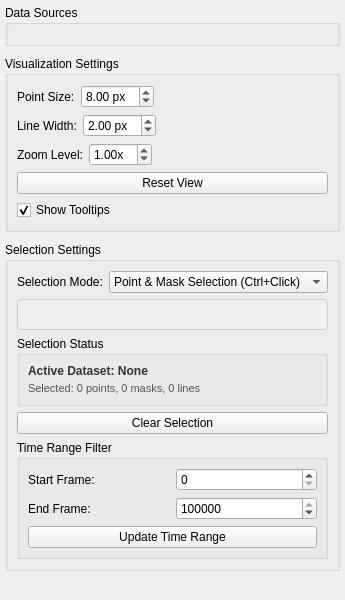
The window that src/WhiskerToolbox/Analysis_Dashboard/Widgets/SpatialOverlayPlotWidget/SpatialOverlayPlotPropertiesWidget.ui (paulmthompson/WhiskerToolbox) describes before a commit, drawn with Qt 5.
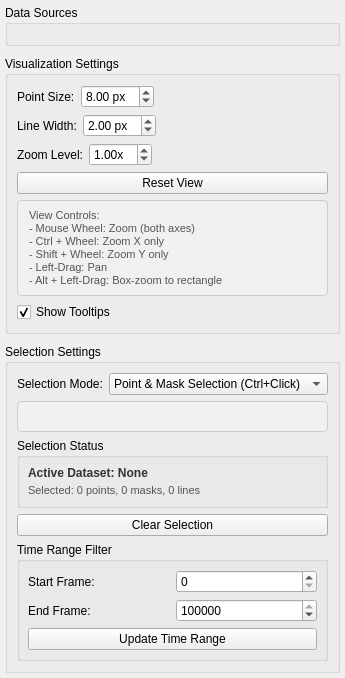
The same window after the commit. Custom widgets are drawn as their Qt base class.

Commit message: added instructions for using view manipulation

```diff
--- a/src/WhiskerToolbox/Analysis_Dashboard/Widgets/SpatialOverlayPlotWidget/SpatialOverlayPlotPropertiesWidget.ui
+++ b/src/WhiskerToolbox/Analysis_Dashboard/Widgets/SpatialOverlayPlotWidget/SpatialOverlayPlotPropertiesWidget.ui
@@ -190,6 +190,31 @@
         </property>
        </widget>
       </item>
+      <item>
+       <widget class="QLabel" name="view_help_label">
+        <property name="text">
+         <string>View Controls:
+- Mouse Wheel: Zoom (both axes)
+- Ctrl + Wheel: Zoom X only
+- Shift + Wheel: Zoom Y only
+- Left-Drag: Pan
+- Alt + Left-Drag: Box-zoom to rectangle</string>
+        </property>
+        <property name="styleSheet">
+         <string notr="true">QLabel {
+ color: #555;
+ font-size: 11px;
+ padding: 8px;
+ background-color: #f0f0f0;
+ border: 1px solid #ccc;
+ border-radius: 4px;
+ }</string>
+        </property>
+        <property name="wordWrap">
+         <bool>true</bool>
+        </property>
+       </widget>
+      </item>
       <item>
        <widget class="QCheckBox" name="tooltips_checkbox">
         <property name="text">
```
The commit also changes 4 other files.
